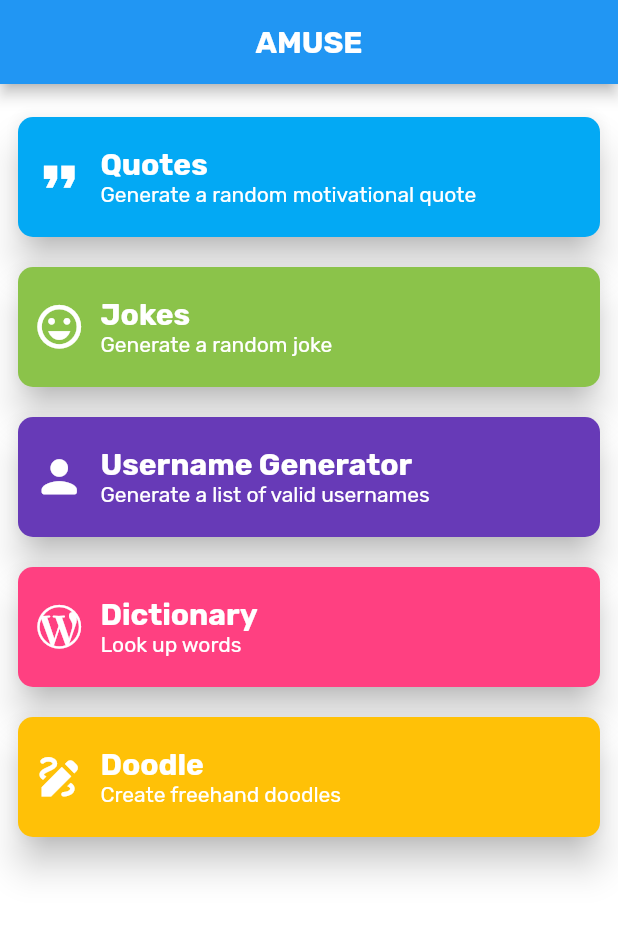
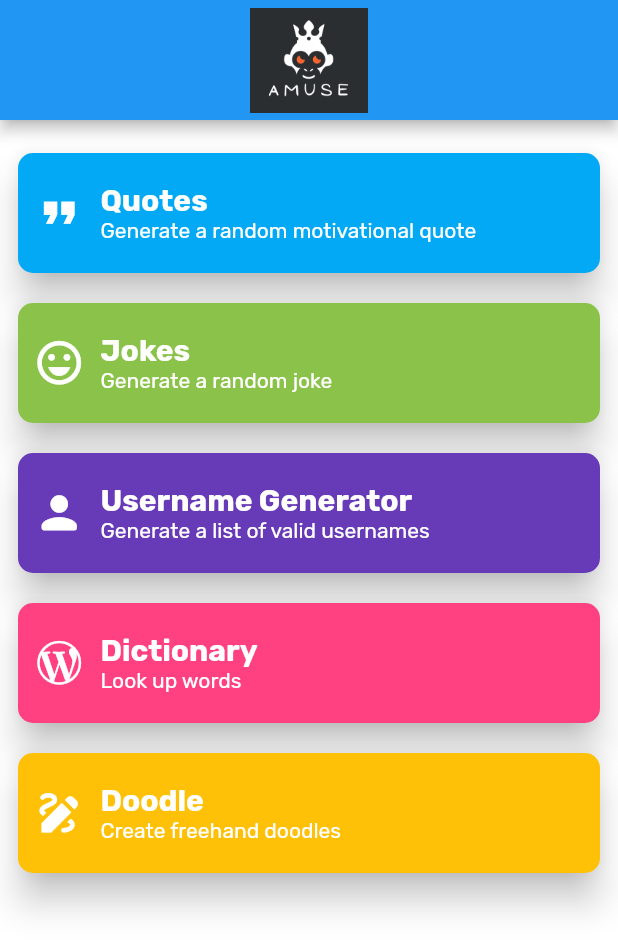
Before and after one commit to ContriHUB/Amuse, a Flutter app: the screen it shows after launch, on a phone screen of 412 x 824 dp. Shown: the top 952 px of the screen. Run offline on Flutter 3.47's test engine with Material 2 defaults, Android fonts, the phone set to English and light mode, and no system bars; our stand-ins replace flutter_neumorphic, google_fonts; missing offline and left inert: dictionaryx, draw_your_image, quoter, shake, username_generator.

Commit message:
app icon

```diff
--- a/lib/HomePage.dart
+++ b/lib/HomePage.dart
@@ -15,11 +15,14 @@ class _HomePageState extends State<HomePage> {
   Widget build(BuildContext context) {
     return Scaffold(
         appBar: AppBar(
-            centerTitle: true,
-            title: Text(
-              "AMUSE",
-              style: GoogleFonts.rubik(fontWeight: FontWeight.bold),
-            )),
+          centerTitle: true,
+          title: Image.asset(
+            "assets/images/AMUSE.png",
+            fit: BoxFit.contain,
+            height: 70,
+          ),
+          toolbarHeight: 80,
+        ),
         body: Padding(
           padding: const EdgeInsets.all(12.0),
           child: ListView.builder(
--- a/pubspec.yaml
+++ b/pubspec.yaml
@@ -62,6 +62,8 @@ flutter:
   # included with your application, so that you can use the icons in
   # the material Icons class.
   uses-material-design: true
+  assets:
+    - assets/images/
 
   # To add assets to your application, add an assets section, like this:
   # assets:
```
Also changed, not shown: assets/images/AMUSE.png (added), pubspec.lock, 32 other files.
